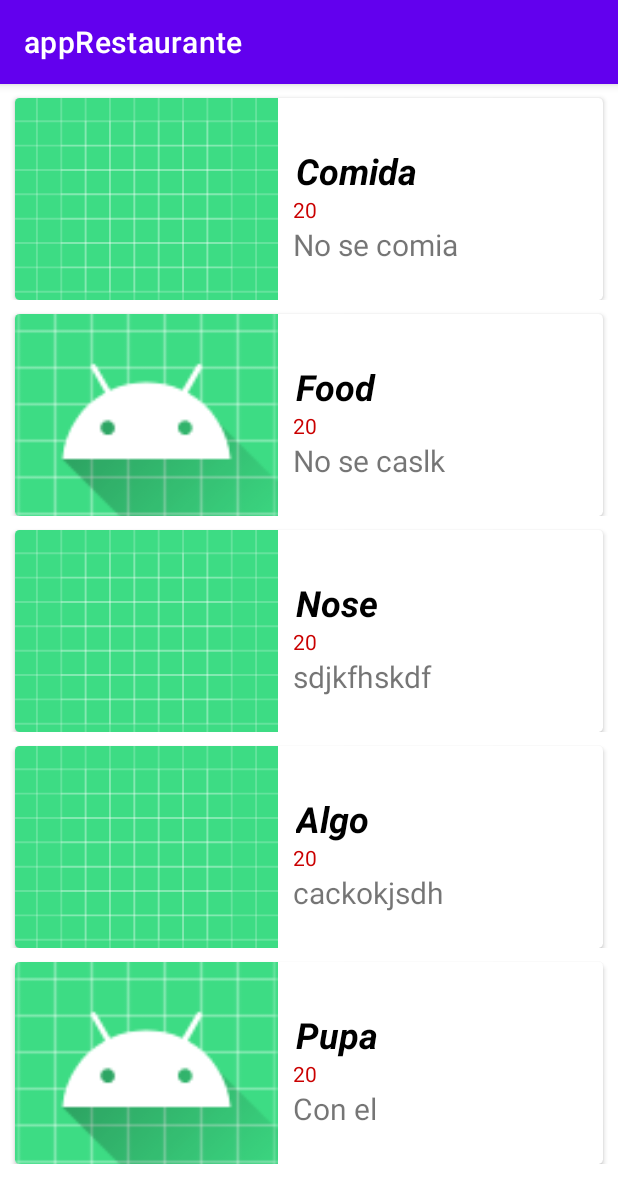
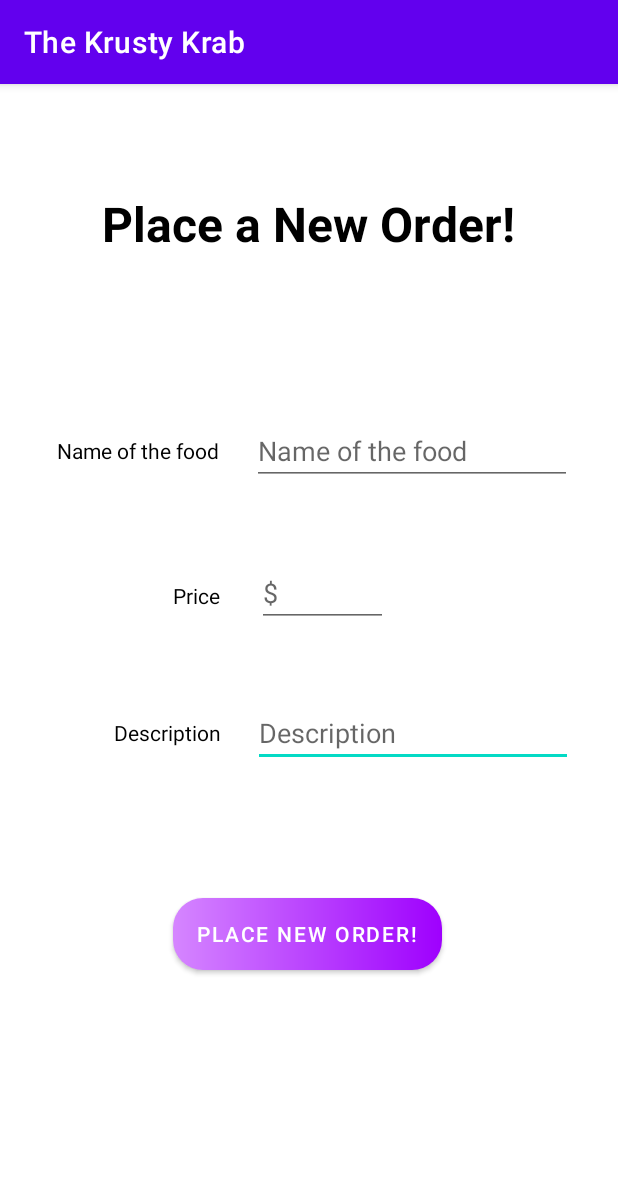
Before and after one commit to Liamsray22/appRestaurante, an Android app: the screen it shows after launch (client before the commit, createOrder after it), on a phone screen of 412 x 824 dp. Shown: the top 1203 px of the screen. Run offline under Robolectric (Android 15) with nearby library versions, the phone set to English and light mode, and no system bars.

Commit message:
El admin puede crear ordenes para que el usuario las elija

```diff
--- a/app/src/main/java/com/example/apprestaurante/DataBase/Database.java
+++ b/app/src/main/java/com/example/apprestaurante/DataBase/Database.java
@@ -8,7 +8,6 @@
 import androidx.annotation.Nullable;
 
 public class Database extends SQLiteOpenHelper {
-    String crear = "Create table comidas(id integer primary key autoincrement, nombre text, precio text, descripcion text, imagen integer)";
 
     public Database(@Nullable Context context, @Nullable String name, @Nullable SQLiteDatabase.CursorFactory factory, int version) {
         super(context, name, factory, version);
@@ -16,18 +15,28 @@
 
     @Override
     public void onCreate(SQLiteDatabase db) {
-        db.execSQL(crear);
+        db.execSQL("Create table ordenes(id integer primary key autoincrement, name text, price text, descripcion text, imagen integer);");
+        db.execSQL("Create table comidas(id integer primary key autoincrement, nombre text, precio text, descripcion text, imagen integer);");
     }
 
     @Override
     public void onUpgrade(SQLiteDatabase db, int oldVersion, int newVersion) {
         db.execSQL("Drop table if exists comidas");
-        db.execSQL(crear);
+        db.execSQL("Drop table if exists ordenes");
+
+        onCreate(db);
 
     }
 
-    public Cursor traerTodo(SQLiteDatabase db){
+    public Cursor traerTodoComidasPedidas(SQLiteDatabase db){
         Cursor c = db.rawQuery("Select * from comidas", null);
+        if(c.moveToFirst()){
+            return c;
+        }
+        return null;
+    }
+    public Cursor traerTodoOrdenes(SQLiteDatabase db){
+        Cursor c = db.rawQuery("Select * from ordenes", null);
         if(c.moveToFirst()){
             return c;
         }
@@ -37,4 +46,8 @@
     public void OrdenarComida(SQLiteDatabase db, String FoodName, String FoodPrice, String FoodDesc, int FoodImage) {
         db.execSQL("Insert into comidas (nombre, precio, descripcion,  imagen) values ('"+FoodName+"', '"+FoodPrice+"', '"+FoodDesc+"', '"+FoodImage+"')");
     }
+
+    public void CrearOrden(SQLiteDatabase db, String FoodName, String FoodPrice, String FoodDesc, int FoodImage) {
+        db.execSQL("Insert into ordenes (name, price, descripcion,  imagen) values ('"+FoodName+"', '"+FoodPrice+"', '"+FoodDesc+"', '"+FoodImage+"')");
+    }
 }
--- /dev/null
+++ b/app/src/main/java/com/example/apprestaurante/Utils/Utils.java
@@ -0,0 +1,5 @@
+package com.example.apprestaurante.Utils;
+
+public class Utils {
+    public String TipoUsuario = "admin";
+}
--- a/app/src/main/java/com/example/apprestaurante/admin/admin.java
+++ b/app/src/main/java/com/example/apprestaurante/admin/admin.java
@@ -30,7 +30,7 @@
         Database con = new Database(this, "Foods",null,1);
         db = con.getWritableDatabase();
         ArrayList<OrderModel> OrderList = new ArrayList<>();
-        Cursor c = con.traerTodo(db);
+        Cursor c = con.traerTodoComidasPedidas(db);
         if(c!=null) {
             do {
                 OrderList.add(new OrderModel(c.getString(1), c.getString(2), c.getString(3), c.getInt(4)));
--- /dev/null
+++ b/app/src/main/java/com/example/apprestaurante/admin/createOrder.java
@@ -0,0 +1,48 @@
+package com.example.apprestaurante.admin;
+
+import androidx.appcompat.app.AppCompatActivity;
+
+import android.content.Intent;
+import android.database.sqlite.SQLiteDatabase;
+import android.os.Bundle;
+import android.view.View;
+import android.widget.Toast;
+
+import com.example.apprestaurante.DataBase.Database;
+import com.example.apprestaurante.R;
+import com.example.apprestaurante.databinding.ActivityCreateOrderBinding;
+import com.example.apprestaurante.databinding.ActivitySaleBinding;
+
+public class createOrder extends AppCompatActivity {
+
+    ActivityCreateOrderBinding binding;
+    SQLiteDatabase db;
+    String name, price, desc;
+
+    @Override
+    protected void onCreate(Bundle savedInstanceState) {
+        super.onCreate(savedInstanceState);
+        binding = ActivityCreateOrderBinding.inflate(getLayoutInflater());
+        setContentView(binding.getRoot());
+
+        Database con = new Database(this, "Foods",null,1);
+        db = con.getWritableDatabase();
+
+        binding.placeOrderBtn.setOnClickListener(new View.OnClickListener() {
+            @Override
+            public void onClick(View v) {
+                name = binding.nameEdt.getText().toString();
+                price = binding.priceEdt.getText().toString();
+                desc = binding.descEdt.getText().toString();
+                try {
+                    con.CrearOrden(db, name, price, desc, R.mipmap.ic_launcher_round);
+                    Intent client = new Intent(getApplicationContext(), com.example.apprestaurante.client.client.class);
+                    startActivity(client);
+                }catch (Exception e){
+                    Toast.makeText(getApplicationContext(), e.toString(), Toast.LENGTH_LONG).show();
+                }
+
+            }
+        });
+    }
+}
--- a/app/src/main/java/com/example/apprestaurante/client/client.java
+++ b/app/src/main/java/com/example/apprestaurante/client/client.java
@@ -4,10 +4,14 @@
 import androidx.recyclerview.widget.LinearLayoutManager;
 
 import android.app.Activity;
+import android.database.Cursor;
+import android.database.sqlite.SQLiteDatabase;
 import android.os.Bundle;
 
 import com.example.apprestaurante.Adapters.FoodAdapter;
+import com.example.apprestaurante.DataBase.Database;
 import com.example.apprestaurante.Models.FoodModel;
+import com.example.apprestaurante.Models.OrderModel;
 import com.example.apprestaurante.R;
 import com.example.apprestaurante.databinding.ActivityClientBinding;
 import com.example.apprestaurante.databinding.ActivityMainBinding;
@@ -17,18 +21,28 @@
 public class client extends AppCompatActivity {
 
     ActivityClientBinding binding;
+    SQLiteDatabase db;
     @Override
     protected void onCreate(Bundle savedInstanceState) {
         super.onCreate(savedInstanceState);
         binding = ActivityClientBinding.inflate(getLayoutInflater());
         setContentView(binding.getRoot());
+        Database con = new Database(this, "Foods",null,1);
+        db = con.getWritableDatabase();
 
         ArrayList<FoodModel> FoodList = new ArrayList<>();
-        FoodList.add(new FoodModel("Comida", "20", "No se comia", R.drawable.ic_launcher_background));
-        FoodList.add(new FoodModel("Food", "20", "No se caslk", R.mipmap.ic_launcher_round));
-        FoodList.add(new FoodModel("Nose", "20", "sdjkfhskdf", R.drawable.ic_launcher_background));
-        FoodList.add(new FoodModel("Algo", "20", "cackokjsdh", R.drawable.ic_launcher_background));
-        FoodList.add(new FoodModel("Pupa", "20", "Con el", R.mipmap.ic_launcher_round));
+        Cursor c = con.traerTodoOrdenes(db);
+        if(c!=null) {
+            do {
+                FoodList.add(new FoodModel(c.getString(1), c.getString(2), c.getString(3), c.getInt(4)));
+            }
+            while (c.moveToNext());
+        }
+//        FoodList.add(new FoodModel("Comida", "20", "No se comia", R.drawable.ic_launcher_background));
+//        FoodList.add(new FoodModel("Food", "20", "No se caslk", R.mipmap.ic_launcher_round));
+//        FoodList.add(new FoodModel("Nose", "20", "sdjkfhskdf", R.drawable.ic_launcher_background));
+//        FoodList.add(new FoodModel("Algo", "20", "cackokjsdh", R.drawable.ic_launcher_background));
+//        FoodList.add(new FoodModel("Pupa", "20", "Con el", R.mipmap.ic_launcher_round));
 
         FoodAdapter adapter = new FoodAdapter(FoodList, this);
         binding.recyclerview.setAdapter(adapter);
--- /dev/null
+++ b/app/src/main/res/layout/activity_create_order.xml
@@ -0,0 +1,120 @@
+<?xml version="1.0" encoding="utf-8"?>
+<androidx.constraintlayout.widget.ConstraintLayout xmlns:android="http://schemas.android.com/apk/res/android"
+    xmlns:app="http://schemas.android.com/apk/res-auto"
+    xmlns:tools="http://schemas.android.com/tools"
+    android:layout_width="match_parent"
+    android:layout_height="match_parent"
+    tools:context=".admin.createOrder">
+
+    <EditText
+        android:id="@+id/descEdt"
+        android:layout_width="wrap_content"
+        android:layout_height="wrap_content"
+        android:ems="10"
+        android:hint="Description"
+        android:inputType="textPersonName"
+        app:layout_constraintBottom_toBottomOf="parent"
+        app:layout_constraintEnd_toEndOf="parent"
+        app:layout_constraintHorizontal_bias="0.85"
+        app:layout_constraintStart_toStartOf="parent"
+        app:layout_constraintTop_toBottomOf="@+id/textView4"
+        app:layout_constraintVertical_bias="0.486" />
+
+    <TextView
+        android:id="@+id/textView3"
+        android:layout_width="wrap_content"
+        android:layout_height="wrap_content"
+        android:text="Description"
+        android:textColor="@color/black"
+        app:layout_constraintBottom_toBottomOf="parent"
+        app:layout_constraintEnd_toEndOf="parent"
+        app:layout_constraintHorizontal_bias="0.223"
+        app:layout_constraintStart_toStartOf="parent"
+        app:layout_constraintTop_toBottomOf="@+id/textView4"
+        app:layout_constraintVertical_bias="0.486" />
+
+    <TextView
+        android:id="@+id/textView"
+        android:layout_width="wrap_content"
+        android:layout_height="wrap_content"
+        android:layout_marginTop="120dp"
+        android:text="Name of the food"
+        android:textColor="@color/black"
+        app:layout_constraintBottom_toBottomOf="parent"
+        app:layout_constraintEnd_toEndOf="parent"
+        app:layout_constraintHorizontal_bias="0.125"
+        app:layout_constraintStart_toStartOf="parent"
+        app:layout_constraintTop_toBottomOf="@+id/textView4"
+        app:layout_constraintVertical_bias="0.0" />
+
+    <EditText
+        android:id="@+id/nameEdt"
+        android:layout_width="wrap_content"
+        android:layout_height="wrap_content"
+        android:layout_marginTop="104dp"
+        android:ems="10"
+        android:hint="Name of the food"
+        android:inputType="textPersonName"
+        app:layout_constraintBottom_toBottomOf="parent"
+        app:layout_constraintEnd_toEndOf="parent"
+        app:layout_constraintHorizontal_bias="0.845"
+        app:layout_constraintStart_toStartOf="parent"
+        app:layout_constraintTop_toBottomOf="@+id/textView4"
+        app:layout_constraintVertical_bias="0.006" />
+
+    <EditText
+        android:id="@+id/priceEdt"
+        android:layout_width="87dp"
+        android:layout_height="44dp"
+        android:ems="10"
+        android:hint="$"
+        android:inputType="numberDecimal"
+        app:layout_constraintBottom_toBottomOf="parent"
+        app:layout_constraintEnd_toEndOf="parent"
+        app:layout_constraintHorizontal_bias="0.527"
+        app:layout_constraintStart_toStartOf="parent"
+        app:layout_constraintTop_toBottomOf="@+id/textView4"
+        app:layout_constraintVertical_bias="0.334" />
+
+    <TextView
+        android:id="@+id/textView2"
+        android:layout_width="wrap_content"
+        android:layout_height="wrap_content"
+        android:text="Price"
+        android:textColor="@color/black"
+        app:layout_constraintBottom_toBottomOf="parent"
+        app:layout_constraintEnd_toEndOf="parent"
+        app:layout_constraintHorizontal_bias="0.303"
+        app:layout_constraintStart_toStartOf="parent"
+        app:layout_constraintTop_toBottomOf="@+id/textView4"
+        app:layout_constraintVertical_bias="0.342" />
+
+    <Button
+        android:id="@+id/placeOrderBtn"
+        android:layout_width="wrap_content"
+        android:layout_height="wrap_content"
+        android:background="@drawable/order_sale_btn"
+        android:text="Place New Order!"
+        app:backgroundTintMode="screen"
+        app:layout_constraintBottom_toBottomOf="parent"
+        app:layout_constraintEnd_toEndOf="parent"
+        app:layout_constraintHorizontal_bias="0.495"
+        app:layout_constraintStart_toStartOf="parent"
+        app:layout_constraintTop_toTopOf="parent"
+        app:layout_constraintVertical_bias="0.754" />
+
+    <TextView
+        android:id="@+id/textView4"
+        android:layout_width="wrap_content"
+        android:layout_height="wrap_content"
+        android:text="Place a New Order!"
+        android:textColor="@color/black"
+        android:textSize="32sp"
+        android:textStyle="bold"
+        app:layout_constraintBottom_toBottomOf="parent"
+        app:layout_constraintEnd_toEndOf="parent"
+        app:layout_constraintHorizontal_bias="0.496"
+        app:layout_constraintStart_toStartOf="parent"
+        app:layout_constraintTop_toTopOf="parent"
+        app:layout_constraintVertical_bias="0.098" />
+</androidx.constraintlayout.widget.ConstraintLayout>
--- a/app/src/main/res/values/strings.xml
+++ b/app/src/main/res/values/strings.xml
@@ -1,3 +1,3 @@
 <resources>
-    <string name="app_name">appRestaurante</string>
+    <string name="app_name">The Krusty Krab</string>
 </resources>
```
Also changed, not shown: app/src/main/AndroidManifest.xml (+5 -5 lines).
